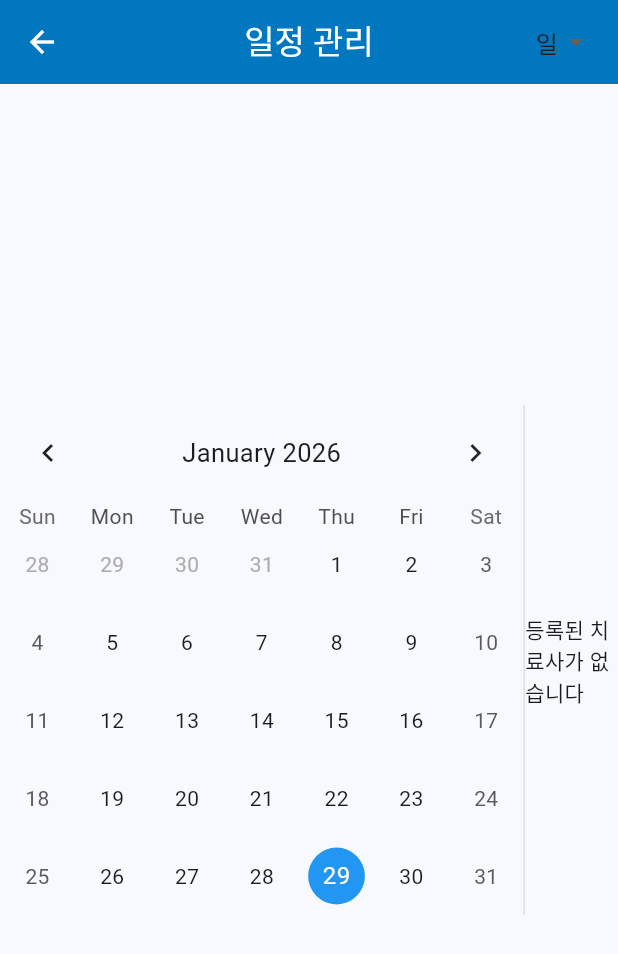
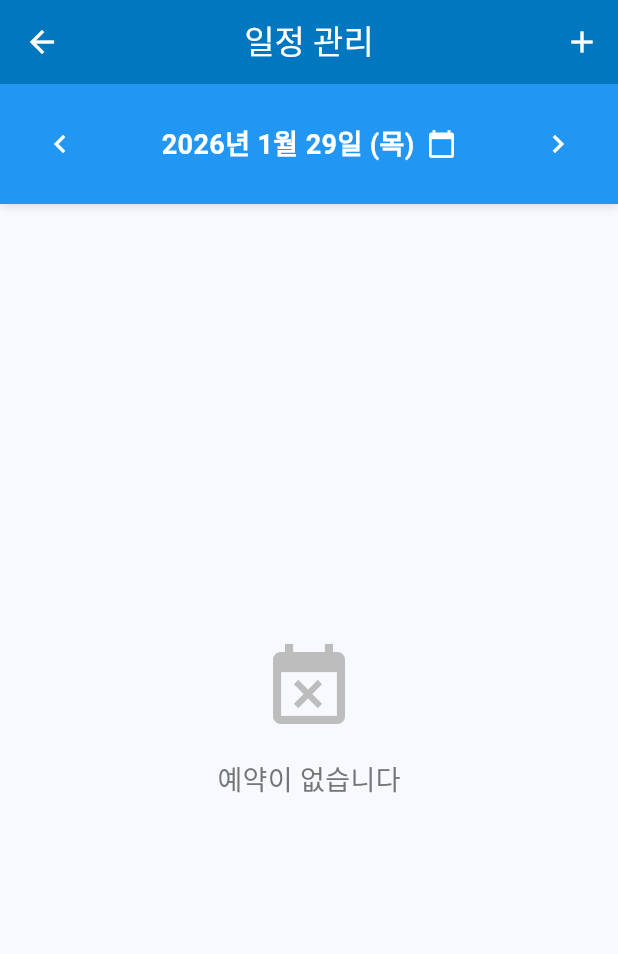
Before and after one commit to tjddms30700-byte/rehab-nexus-flutter, a Flutter app: the _TherapistHomeMobile screen opened directly, after a tap on "일정 관리", on a phone screen of 412 x 824 dp. Shown: the top 954 px of the screen. Run offline on Flutter 3.47's test engine with Material 3 defaults, Android fonts, the phone set to English and light mode, and no system bars; drawn by our look-alikes of table_calendar; our stand-ins replace cloud_firestore, file_picker, firebase_auth, firebase_core, firebase_storage, fl_chart and 1 more; accounts and stored records are empty.

Commit message:
feat: Mobile UX Optimization and Role-based Display
1. Schedule Mobile Screen (T-SCH-UX-01, T-SCH-UX-02, T-SCH-UX-03)
   - NEW: ScheduleMobileScreen with timeline card layout
   - Remove left-right split view for mobile
   - Vertical timeline list with hour slots (9:00-18:00)
   - Date selector with swipe navigation
   - Bottom sheet calendar picker
   - Card-based appointment UI with status chips
   - Context-aware action buttons (attendance, session notes)
   - Empty slot handling with add button
   - Pull-to-refresh support

2. Role-based Title Display
   - Add _getRoleTitle() helper function
   - ADMIN/centerAdmin → '센터장님' (Center Director)
   - therapist → '치료사님' (Therapist)
   - guardian → '보호자님' (Guardian)
   - doctor → '의료진님' (Medical Staff)
   - Fix: dbwjd3206@naver.com now shows '센터장님' instead of '치료사님'

3. Mobile-First Improvements
   - Date navigation with arrow buttons
   - Status-based color coding (pending/completed/cancelled/past-due)
   - Attendance marking (present/absent) for overdue appointments
   - Session note quick access for completed appointments
   - Patient avatar with initial letter
   - Therapist name display for each appointment

Key Features:
- ⚡ Optimized for mobile viewport (< 768px)
- 📱 Portrait-oriented card layout
- 🎯 Action-first UX (출석/세션 buttons)
- 🔄 Real-time appointment loading
- 📅 Easy date switching (yesterday/tomorrow)
- 🎨 Status-aware UI (colors + icons)

Technical:
- Import AppUser model for type safety
- Add enums import for AppointmentStatus
- Pass user context to mobile schedule screen
- Maintain desktop calendar view for web (>= 1024px)

```diff
--- /dev/null
+++ b/lib/screens/schedule_mobile_screen.dart
@@ -0,0 +1,450 @@
+// 일정 관리 모바일 최적화 화면
+// 세로 타임라인 카드형 UX
+
+import 'package:flutter/material.dart';
+import 'package:cloud_firestore/cloud_firestore.dart';
+import 'package:intl/intl.dart';
+import '../models/appointment.dart';
+import '../models/user.dart';
+import '../constants/user_roles.dart';
+import '../constants/enums.dart';
+
+class ScheduleMobileScreen extends StatefulWidget {
+  final AppUser user;
+
+  const ScheduleMobileScreen({super.key, required this.user});
+
+  @override
+  State<ScheduleMobileScreen> createState() => _ScheduleMobileScreenState();
+}
+
+class _ScheduleMobileScreenState extends State<ScheduleMobileScreen> {
+  final FirebaseFirestore _firestore = FirebaseFirestore.instance;
+  DateTime _selectedDate = DateTime.now();
+  List<Appointment> _appointments = [];
+  bool _isLoading = true;
+
+  @override
+  void initState() {
+    super.initState();
+    _loadAppointments();
+  }
+
+  Future<void> _loadAppointments() async {
+    setState(() => _isLoading = true);
+
+    try {
+      final startOfDay = DateTime(_selectedDate.year, _selectedDate.month, _selectedDate.day);
+      final endOfDay = startOfDay.add(const Duration(days: 1));
+
+      Query query = _firestore.collection('appointments')
+          .where('appointment_date', isGreaterThanOrEqualTo: Timestamp.fromDate(startOfDay))
+          .where('appointment_date', isLessThan: Timestamp.fromDate(endOfDay));
+
+      // 치료사는 자신의 예약만
+      if (widget.user.role == UserRole.therapist) {
+        query = query.where('therapist_id', isEqualTo: widget.user.id);
+      }
+
+      final querySnapshot = await query.get();
+
+      setState(() {
+        _appointments = querySnapshot.docs
+            .map((doc) => Appointment.fromFirestore(doc.data() as Map<String, dynamic>, doc.id))
+            .toList();
+        _appointments.sort((a, b) => a.appointmentDate.compareTo(b.appointmentDate));
+        _isLoading = false;
+      });
+    } catch (e) {
+      setState(() => _isLoading = false);
+      if (mounted) {
+        ScaffoldMessenger.of(context).showSnackBar(
+          SnackBar(content: Text('일정 로드 실패: $e')),
+        );
+      }
+    }
+  }
+
+  void _changeDate(int days) {
+    setState(() {
+      _selectedDate = _selectedDate.add(Duration(days: days));
+    });
+    _loadAppointments();
+  }
+
+  void _showCalendarPicker() {
+    showDatePicker(
+      context: context,
+      initialDate: _selectedDate,
+      firstDate: DateTime(2020),
+      lastDate: DateTime(2030),
+    ).then((picked) {
+      if (picked != null && picked != _selectedDate) {
+        setState(() => _selectedDate = picked);
+        _loadAppointments();
+      }
+    });
+  }
+
+  @override
+  Widget build(BuildContext context) {
+    return Scaffold(
+      appBar: AppBar(
+        title: const Text('일정 관리'),
+        actions: [
+          IconButton(
+            icon: const Icon(Icons.add),
+            onPressed: () {
+              // TODO: 예약 추가 화면
+              ScaffoldMessenger.of(context).showSnackBar(
+                const SnackBar(content: Text('예약 추가 기능 개발 예정')),
+              );
+            },
+          ),
+        ],
+      ),
+      body: Column(
+        children: [
+          _buildDateSelector(),
+          Expanded(
+            child: _isLoading
+                ? const Center(child: CircularProgressIndicator())
+                : _buildTimelineList(),
+          ),
+        ],
+      ),
+    );
+  }
+
+  Widget _buildDateSelector() {
+    return Container(
+      padding: const EdgeInsets.all(16),
+      decoration: BoxDecoration(
+        color: Colors.blue,
+        boxShadow: [
+          BoxShadow(
+            color: Colors.black.withOpacity(0.1),
+            blurRadius: 4,
+            offset: const Offset(0, 2),
+          ),
+        ],
+      ),
+      child: Row(
+        mainAxisAlignment: MainAxisAlignment.spaceBetween,
+        children: [
+          IconButton(
+            icon: const Icon(Icons.chevron_left, color: Colors.white),
+            onPressed: () => _changeDate(-1),
+          ),
+          InkWell(
+            onTap: _showCalendarPicker,
+            child: Row(
+              children: [
+                Text(
+                  DateFormat('yyyy년 M월 d일 (E)', 'ko_KR').format(_selectedDate),
+                  style: const TextStyle(
+                    fontSize: 18,
+                    fontWeight: FontWeight.bold,
+                    color: Colors.white,
+                  ),
+                ),
+                const SizedBox(width: 8),
+                const Icon(Icons.calendar_today, color: Colors.white, size: 20),
+              ],
+            ),
+          ),
+          IconButton(
+            icon: const Icon(Icons.chevron_right, color: Colors.white),
+            onPressed: () => _changeDate(1),
+          ),
+        ],
+      ),
+    );
+  }
+
+  Widget _buildTimelineList() {
+    if (_appointments.isEmpty) {
+      return Center(
+        child: Column(
+          mainAxisAlignment: MainAxisAlignment.center,
+          children: [
+            Icon(Icons.event_busy, size: 64, color: Colors.grey[400]),
+            const SizedBox(height: 16),
+            Text(
+              '예약이 없습니다',
+              style: TextStyle(fontSize: 18, color: Colors.grey[600]),
+            ),
+          ],
+        ),
+      );
+    }
+
+    // 시간대별 그룹화 (9시~18시)
+    final Map<int, List<Appointment>> appointmentsByHour = {};
+    for (var appointment in _appointments) {
+      final hour = appointment.appointmentDate.hour;
+      if (!appointmentsByHour.containsKey(hour)) {
+        appointmentsByHour[hour] = [];
+      }
+      appointmentsByHour[hour]!.add(appointment);
+    }
+
+    return RefreshIndicator(
+      onRefresh: _loadAppointments,
+      child: ListView.builder(
+        padding: const EdgeInsets.all(16),
+        itemCount: 10, // 9시~18시
+        itemBuilder: (context, index) {
+          final hour = 9 + index;
+          final hourAppointments = appointmentsByHour[hour] ?? [];
+
+          if (hourAppointments.isEmpty) {
+            return _buildEmptyTimeSlot(hour);
+          }
+
+          return Column(
+            children: hourAppointments.map((appointment) {
+              return _buildAppointmentCard(hour, appointment);
+            }).toList(),
+          );
+        },
+      ),
+    );
+  }
+
+  Widget _buildEmptyTimeSlot(int hour) {
+    return Card(
+      margin: const EdgeInsets.only(bottom: 8),
+      color: Colors.grey[100],
+      child: InkWell(
+        onTap: () {
+          // TODO: 이 시간에 예약 추가
+          ScaffoldMessenger.of(context).showSnackBar(
+            SnackBar(content: Text('${hour}:00 예약 추가')),
+          );
+        },
+        child: Padding(
+          padding: const EdgeInsets.all(16),
+          child: Row(
+            children: [
+              Container(
+                width: 60,
+                child: Text(
+                  '${hour.toString().padLeft(2, '0')}:00',
+                  style: TextStyle(
+                    fontSize: 16,
+                    fontWeight: FontWeight.bold,
+                    color: Colors.grey[600],
+                  ),
+                ),
+              ),
+              const SizedBox(width: 16),
+              Expanded(
+                child: Row(
+                  children: [
+                    Icon(Icons.add_circle_outline, color: Colors.grey[400]),
+                    const SizedBox(width: 8),
+                    Text(
+                      '비어있음',
+                      style: TextStyle(color: Colors.grey[600]),
+                    ),
+                  ],
+                ),
+              ),
+            ],
+          ),
+        ),
+      ),
+    );
+  }
+
+  Widget _buildAppointmentCard(int hour, Appointment appointment) {
+    final now = DateTime.now();
+    final isPast = appointment.appointmentDate.isBefore(now);
+    final isToday = appointment.appointmentDate.day == now.day &&
+        appointment.appointmentDate.month == now.month &&
+        appointment.appointmentDate.year == now.year;
+
+    Color statusColor;
+    String statusText;
+    List<Widget> actionButtons = [];
+
+    if (appointment.status == AppointmentStatus.completed) {
+      statusColor = Colors.green;
+      statusText = '출석 완료';
+      actionButtons = [
+        ElevatedButton.icon(
+          onPressed: () {
+            // TODO: 세션 기록
+            ScaffoldMessenger.of(context).showSnackBar(
+              const SnackBar(content: Text('세션 기록 기능 개발 예정')),
+            );
+          },
+          icon: const Icon(Icons.edit_note, size: 18),
+          label: const Text('세션 기록'),
+          style: ElevatedButton.styleFrom(
+            backgroundColor: Colors.blue,
+            padding: const EdgeInsets.symmetric(horizontal: 12, vertical: 8),
+          ),
+        ),
+      ];
+    } else if (appointment.status == AppointmentStatus.cancelled) {
+      statusColor = Colors.red;
+      statusText = '취소됨';
+    } else if (isPast) {
+      statusColor = Colors.orange;
+      statusText = '미처리';
+      actionButtons = [
+        ElevatedButton.icon(
+          onPressed: () => _markAttendance(appointment, true),
+          icon: const Icon(Icons.check_circle, size: 18),
+          label: const Text('출석'),
+          style: ElevatedButton.styleFrom(
+            backgroundColor: Colors.green,
+            padding: const EdgeInsets.symmetric(horizontal: 12, vertical: 8),
+          ),
+        ),
+        const SizedBox(width: 8),
+        OutlinedButton.icon(
+          onPressed: () => _markAttendance(appointment, false),
+          icon: const Icon(Icons.cancel, size: 18),
+          label: const Text('결석'),
+          style: OutlinedButton.styleFrom(
+            foregroundColor: Colors.red,
+            padding: const EdgeInsets.symmetric(horizontal: 12, vertical: 8),
+          ),
+        ),
+      ];
+    } else {
+      statusColor = Colors.blue;
+      statusText = '예정';
+    }
+
+    return Card(
+      margin: const EdgeInsets.only(bottom: 12),
+      elevation: 2,
+      child: Padding(
+        padding: const EdgeInsets.all(16),
+        child: Column(
+          crossAxisAlignment: CrossAxisAlignment.start,
+          children: [
+            // 시간 + 상태
+            Row(
+              mainAxisAlignment: MainAxisAlignment.spaceBetween,
+              children: [
+                Text(
+                  '${hour.toString().padLeft(2, '0')}:${appointment.appointmentDate.minute.toString().padLeft(2, '0')}',
+                  style: const TextStyle(
+                    fontSize: 20,
+                    fontWeight: FontWeight.bold,
+                  ),
+                ),
+                Chip(
+                  label: Text(
+                    statusText,
+                    style: const TextStyle(color: Colors.white, fontSize: 12),
+                  ),
+                  backgroundColor: statusColor,
+                  padding: EdgeInsets.zero,
+                ),
+              ],
+            ),
+            const Divider(height: 24),
+
+            // 환자 정보
+            Row(
+              children: [
+                CircleAvatar(
+                  backgroundColor: Colors.blue[100],
+                  child: Text(
+                    appointment.patientName.substring(0, 1),
+                    style: const TextStyle(fontWeight: FontWeight.bold),
+                  ),
+                ),
+                const SizedBox(width: 12),
+                Expanded(
+                  child: Column(
+                    crossAxisAlignment: CrossAxisAlignment.start,
+                    children: [
+                      Text(
+                        appointment.patientName,
+                        style: const TextStyle(
+                          fontSize: 18,
+                          fontWeight: FontWeight.bold,
+                        ),
+                      ),
+                      if (appointment.therapistName != null)
+                        Text(
+                          '담당: ${appointment.therapistName}',
+                          style: TextStyle(
+                            fontSize: 14,
+                            color: Colors.grey[600],
+                          ),
+                        ),
+                    ],
+                  ),
+                ),
+              ],
+            ),
+
+            // 메모
+            if (appointment.notes != null && appointment.notes!.isNotEmpty) ...[
+              const SizedBox(height: 12),
+              Container(
+                padding: const EdgeInsets.all(8),
+                decoration: BoxDecoration(
+                  color: Colors.grey[100],
+                  borderRadius: BorderRadius.circular(4),
+                ),
+                child: Row(
+                  children: [
+                    Icon(Icons.note, size: 16, color: Colors.grey[600]),
+                    const SizedBox(width: 8),
+                    Expanded(
+                      child: Text(
+                        appointment.notes!,
+                        style: TextStyle(color: Colors.grey[800]),
+                      ),
+                    ),
+                  ],
+                ),
+              ),
+            ],
+
+            // 액션 버튼
+            if (actionButtons.isNotEmpty) ...[
+              const SizedBox(height: 12),
+              Row(
+                mainAxisAlignment: MainAxisAlignment.end,
+                children: actionButtons,
+              ),
+            ],
+          ],
+        ),
+      ),
+    );
+  }
+
+  Future<void> _markAttendance(Appointment appointment, bool attended) async {
+    try {
+      await _firestore.collection('appointments').doc(appointment.id).update({
+        'status': attended ? 'completed' : 'cancelled',
+        'attended': attended,
+        'updated_at': Timestamp.now(),
+      });
+
+      ScaffoldMessenger.of(context).showSnackBar(
+        SnackBar(
+          content: Text(attended ? '출석 처리 완료' : '결석 처리 완료'),
+          backgroundColor: attended ? Colors.green : Colors.orange,
+        ),
+      );
+
+      _loadAppointments();
+    } catch (e) {
+      ScaffoldMessenger.of(context).showSnackBar(
+        SnackBar(content: Text('처리 실패: $e')),
+      );
+    }
+  }
+}
--- a/lib/screens/therapist_home_screen.dart
+++ b/lib/screens/therapist_home_screen.dart
@@ -2,9 +2,11 @@ import 'package:flutter/material.dart';
 import 'package:flutter/foundation.dart';
 import 'package:provider/provider.dart';
 import '../providers/app_state.dart';
+import '../models/user.dart';
 import '../utils/responsive_layout.dart';
 import 'patient_registration_screen.dart';
 import 'calendar_schedule_screen.dart';
+import 'schedule_mobile_screen.dart';
 import 'patient_management_screen.dart';
 import 'notice_list_screen.dart';
 import 'file_library_screen.dart';
@@ -61,11 +63,29 @@ class _TherapistHomeMobile extends StatelessWidget {
       children: [
         _buildWelcomeCard(context, user),
         const SizedBox(height: 24),
-        _buildOperationsSection(context),
+        _buildOperationsSection(context, user),
         const SizedBox(height: 24),
         _buildClinicalSection(context),
       ],
     );
+  }
+}
+
+/// 역할에 따른 호칭 반환
+String _getRoleTitle(dynamic role) {
+  final roleString = role.toString().split('.').last;
+  switch (roleString) {
+    case 'superAdmin':
+    case 'centerAdmin':
+      return '센터장님';
+    case 'therapist':
+      return '치료사님';
+    case 'guardian':
+      return '보호자님';
+    case 'doctor':
+      return '의료진님';
+    default:
+      return '님';
   }
 }
 
@@ -877,7 +897,7 @@ class _TherapistHomeDesktopState extends State<_TherapistHomeDesktop> {
                     crossAxisAlignment: CrossAxisAlignment.start,
                     children: [
                       Text(
-                        '안녕하세요, ${user.name} 치료사님 👋',
+                        '안녕하세요, ${user.name} ${_getRoleTitle(user.role)} 👋',
                         style: const TextStyle(
                           fontSize: 28,
                           fontWeight: FontWeight.bold,
@@ -1142,7 +1162,7 @@ Widget _buildWelcomeCard(BuildContext context, dynamic user) {
         crossAxisAlignment: CrossAxisAlignment.start,
         children: [
           Text(
-            '안녕하세요, ${user.name} 치료사님',
+            '안녕하세요, ${user.name} ${_getRoleTitle(user.role)}',
             style: Theme.of(context).textTheme.headlineSmall,
           ),
           const SizedBox(height: 8),
@@ -1156,7 +1176,7 @@ Widget _buildWelcomeCard(BuildContext context, dynamic user) {
   );
 }
 
-Widget _buildOperationsSection(BuildContext context) {
+Widget _buildOperationsSection(BuildContext context, AppUser user) {
   return Column(
     crossAxisAlignment: CrossAxisAlignment.start,
     children: [
@@ -1179,7 +1199,7 @@ Widget _buildOperationsSection(BuildContext context) {
             title: '일정 관리',
             subtitle: '예약 및 출석',
             color: Colors.blue,
-            screen: const CalendarScheduleScreen(),
+            screen: ScheduleMobileScreen(user: user),
           ),
           _buildFeatureCard(
             context,
```
